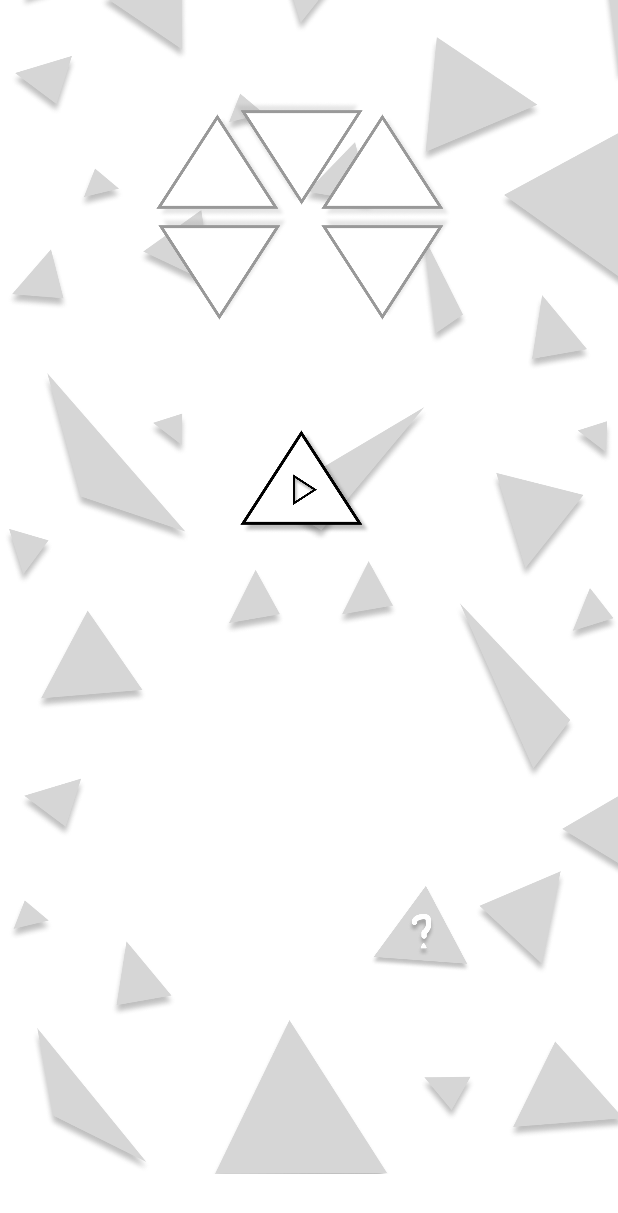
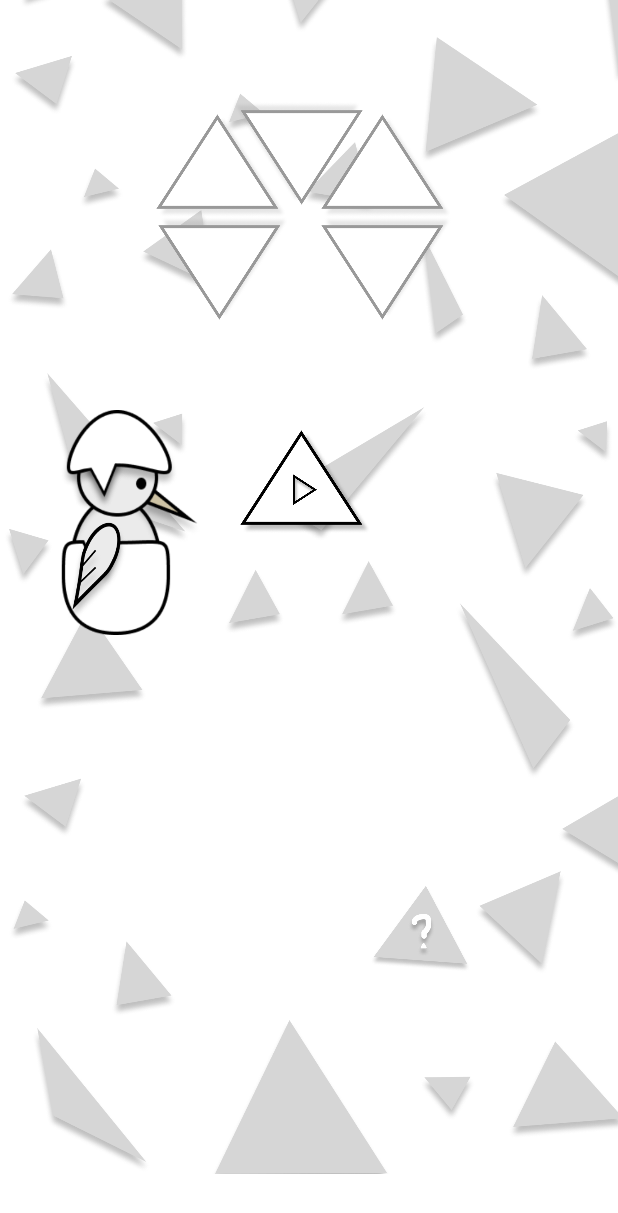
Before and after one commit to NurikDen/Leylek, an Android app built with Jetpack Compose: the WomanMainActivity screen opened directly, with no data from a screen before it, after a tap on an icon or button, on a phone screen of 412 x 824 dp. Shown: the top 1213 px of the screen. Run offline under Robolectric (Android 15) with nearby library versions, the phone set to English and light mode, and no system bars; Roboto replaces fonts that are not available here; 1 other tap on this screen came first.

Commit message:
Updated start animations

```diff
--- a/app/src/main/java/com/aocompany/leylek/MainActivity.kt
+++ b/app/src/main/java/com/aocompany/leylek/MainActivity.kt
@@ -35,7 +35,7 @@
         val egg_view = findViewById<ImageView>(R.id.egg)
         val help = findViewById<ImageView>(R.id.question_button_white)
         val background = findViewById<ImageView>(R.id.background)
-        videoView = findViewById(R.id.videoView)
+        val wings = findViewById<ImageView>(R.id.wings)
         var celebrity_name1 = ""
         var celebrity_name2 = ""
         var celebrity_name3 = ""
@@ -80,9 +80,11 @@
         val editor = sharedPreferences.edit()
         val isFirstRun = sharedPreferences.getBoolean("isFirstRun", true)
 
-        val shaking = ScaleAnimation(0.8f,1f,0.6f,1f, Animation.RELATIVE_TO_SELF, 0.5f,
-            Animation.RELATIVE_TO_SELF, 0.5f)
-        shaking.duration = 800
+        val shaking = TranslateAnimation(
+            0f, 0f,
+            0f,
+            100f)
+        shaking.duration = 600
         shaking.fillAfter = true
         quotes_text.startAnimation(fadeInAnimation)
         var count_click = 0
@@ -108,9 +110,6 @@
             place_4.get_placeView().visibility = View.INVISIBLE
             place_5.get_placeView().visibility = View.INVISIBLE
             button.visibility = View.INVISIBLE
-            val videoUri: Uri = Uri.parse("android.resource://$packageName/${R.raw.pointer_animation}")
-            videoView.setVideoURI(videoUri)
-            egg_view.startAnimation(shaking)
             quotes_text.setText("Сәлам, төймәгә бас")
             editor.putBoolean("isFirstRun", false)
             editor.apply()
@@ -127,27 +126,28 @@
                 0f, 0f,
                 200f,
                 0f)
-            translate_button_animation.duration =1000
+            translate_button_animation.duration =900
             button.startAnimation(translate_button_animation)
         }
         egg_view.setOnClickListener {
             count_click += 1
-            egg_view.startAnimation(shaking)
             if(count_click==1) quotes_text.text = ""
-            if(count_click==5){
-                shaking.duration = 1300
+            if(count_click>=6){
+                egg_view.setImageResource(R.drawable.leylek_happy)
+                wings.visibility = View.VISIBLE
+                shaking.fillAfter = true
+                shaking.duration = 1000
+                egg_view.startAnimation(shaking)
+                wings.startAnimation(fadeInAnimation)
+                wings.startAnimation(shaking)
             }
-            if(count_click==6) {
-
-                videoView.visibility = View.VISIBLE
-                videoView.start()}
             when(count_click){
                 1->egg_view.setImageResource(R.drawable.egg_2)
                 2->egg_view.setImageResource(R.drawable.egg_3)
                 3->egg_view.setImageResource(R.drawable.egg_4)
                 4->egg_view.setImageResource(R.drawable.egg_5)
-                5->egg_view.setImageResource(R.drawable.leylek_happy)
             }
+            egg_view.startAnimation(shaking)
         }
 
         men_women.setOnClickListener {
--- a/app/src/main/res/layout/activity_main.xml
+++ b/app/src/main/res/layout/activity_main.xml
@@ -697,27 +697,39 @@
         android:id="@+id/egg"
         android:layout_width="150dp"
         android:layout_height="150dp"
-        android:visibility="invisible"
+        android:visibility="visible"
         app:layout_constraintBottom_toBottomOf="parent"
         app:layout_constraintEnd_toEndOf="parent"
         app:layout_constraintHorizontal_bias="0.0"
         app:layout_constraintStart_toStartOf="parent"
         app:layout_constraintTop_toTopOf="parent"
         app:layout_constraintVertical_bias="0.406"
-        app:srcCompat="@drawable/egg_1" />
+        app:srcCompat="@drawable/leylek_happy" />
 
-    <VideoView
-        android:id="@+id/videoView"
-        android:layout_width="235dp"
-        android:layout_height="179dp"
-        android:backgroundTint="#FFFFFF"
+    <ImageView
+        android:id="@+id/destination"
+        android:layout_width="100dp"
+        android:layout_height="100dp"
         android:visibility="invisible"
-        app:layout_constraintBottom_toBottomOf="parent"
+        app:layout_constraintBottom_toBottomOf="@+id/background"
         app:layout_constraintEnd_toEndOf="parent"
-        app:layout_constraintHorizontal_bias="0.0"
+        app:layout_constraintHorizontal_bias="0.482"
+        app:layout_constraintStart_toStartOf="parent"
+        app:layout_constraintTop_toTopOf="parent"
+        app:layout_constraintVertical_bias="0.399"
+        app:srcCompat="@drawable/place_of_conbination" />
+
+    <ImageView
+        android:id="@+id/wings"
+        android:layout_width="75dp"
+        android:layout_height="75dp"
+        android:layout_marginTop="65dp"
+        android:layout_marginEnd="25dp"
+        app:layout_constraintBottom_toBottomOf="@+id/egg"
+        app:layout_constraintEnd_toEndOf="@+id/egg"
         app:layout_constraintStart_toStartOf="@+id/egg"
         app:layout_constraintTop_toTopOf="@+id/egg"
-        app:layout_constraintVertical_bias="0.0" />
+        app:srcCompat="@drawable/leylek_wings" />
 
 
 </androidx.constraintlayout.widget.ConstraintLayout>
```
Also changed, not shown: app/src/main/res/drawable/egg_1.png, app/src/main/res/drawable/egg_2.png, app/src/main/res/drawable/egg_3.png, app/src/main/res/drawable/egg_4.png, app/src/main/res/drawable/egg_5.png, app/src/main/res/drawable/leylek_happy.png, app/src/main/res/drawable/leylek_wings.png, app/src/main/res/drawable/place_of_conbination.png.
